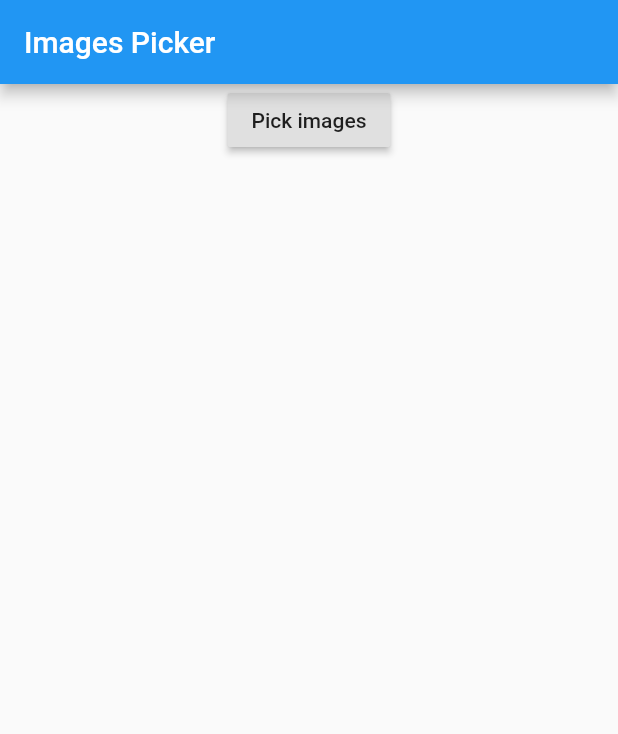
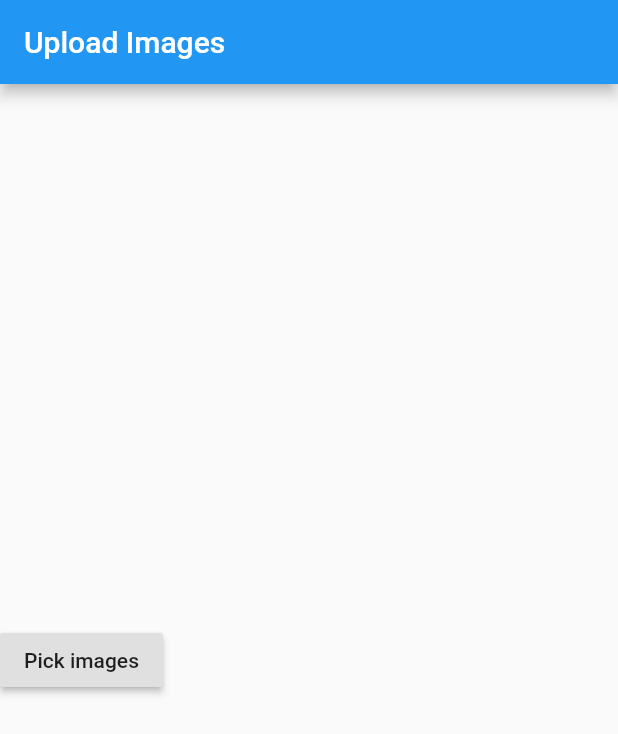
Before and after one commit to AMALj248/ORIS, a Flutter app: the screen it shows after launch, after a tap on "Upload", on a phone screen of 412 x 824 dp. Shown: the top 734 px of the screen. Run offline on Flutter 3.47's test engine with Material 2 defaults, Android fonts, the phone set to English and light mode, and no system bars; our stand-ins replace gallery_saver, image_cropper, image_picker; missing offline and left inert: multi_image_picker.

Commit message:
Implemented the Old Scanner, Added Front End Support for Back End in Both Uploader & Answer Key

```diff
--- a/lib/Multiple_Image_Selector.dart
+++ b/lib/Multiple_Image_Selector.dart
@@ -1,16 +1,17 @@
+import 'package:flutter/cupertino.dart';
 import 'package:flutter/material.dart';
 import 'dart:async';
 import 'package:multi_image_picker/multi_image_picker.dart';
 
-
 class multiple_image extends StatefulWidget {
   @override
-  _multiple_imageState createState() =>  _multiple_imageState();
+  _multiple_imageState createState() => _multiple_imageState();
 }
 
 class _multiple_imageState extends State<multiple_image> {
   List<Asset> images = List<Asset>();
   String _error;
+  var first_click = false;
 
   @override
   void initState() {
@@ -58,29 +59,42 @@ class _multiple_imageState extends State<multiple_image> {
 
     setState(() {
       images = resultList;
-      if (error == null) _error = 'No Error Dectected';
+      // changing first click to true
+      first_click = true;
+      if (error == null) _error = 'No Error Detected';
     });
   }
 
+  void upload_selected() {
+    // Uploading to REST API
 
+    print("Number of Images Selected ${images.length}");
+  }
+
+  // Selecting the Images Button
 
   @override
   Widget build(BuildContext context) {
-    return  MaterialApp(
+    return MaterialApp(
       debugShowCheckedModeBanner: false,
       home: new Scaffold(
         appBar: new AppBar(
-          title: const Text('Images Picker'),
+          // Title Bar
+          title: const Text('Upload Images'),
         ),
         body: Column(
+          mainAxisAlignment: MainAxisAlignment.center,
           children: <Widget>[
+            // Giving Descional Buttons for Select & Upload
+            first_click != true
+                ? RaisedButton(
+                    child: Text("Pick images"), onPressed: loadAssets)
+                : Expanded(child: buildGridView()),
+
+            // Upload Selected Button if Pick Images was clicked Once
+            if (first_click == true)
             RaisedButton(
-              child: Text("Pick images"),
-              onPressed: loadAssets,
-            ),
-            Expanded(
-              child: buildGridView(),
-            )
+                child: Text('Upload Selected'), onPressed: upload_selected)
           ],
         ),
       ),
--- a/pubspec.yaml
+++ b/pubspec.yaml
@@ -22,14 +22,15 @@ environment:
 
 dependencies:
   image_cropper: ^1.3.1
-  scanbot_sdk: ^1.0.0
   flutter:
     sdk: flutter
   camera:
   path_provider:
   path:
   image_picker:
-  multi_image_picker: ^4.7.14
+  multi_image_picker:
+  gallery_saver: ^2.0.1
+
 
 
 
```
Also changed, not shown: lib/Ans_Key_Screen.dart (+33 -0 lines), lib/main.dart (+9 -10 lines), pubspec.lock, 2 other files.
